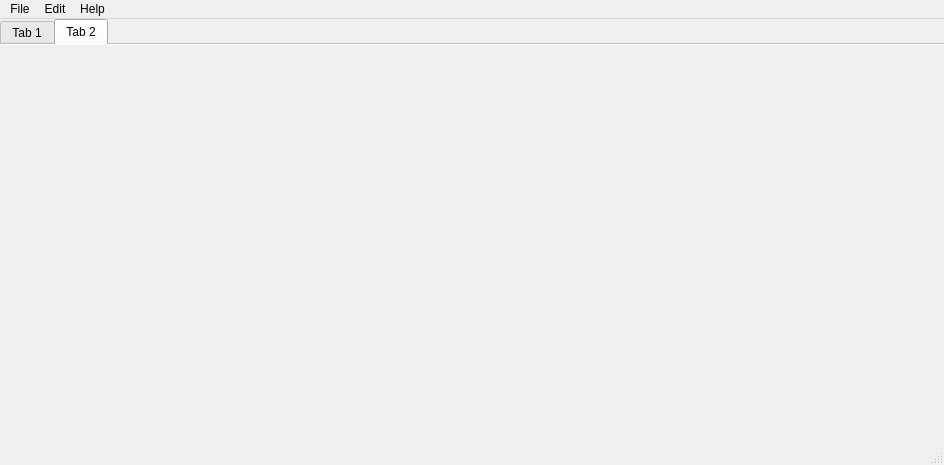
caffedrine/CryptoPocketKnife, file ui/MainWindow.ui: the form before one commit.
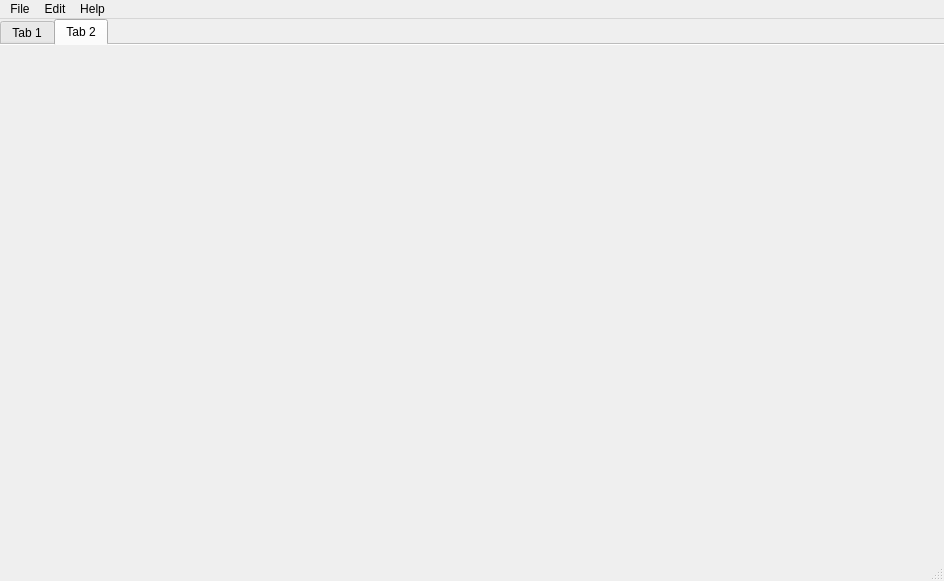
The form after the commit. Icons and pictures are not drawn. Custom widgets are drawn as their Qt base class.

```diff
--- a/ui/MainWindow.ui
+++ b/ui/MainWindow.ui
@@ -7,7 +7,7 @@
     <x>0</x>
     <y>0</y>
     <width>944</width>
-    <height>465</height>
+    <height>581</height>
    </rect>
   </property>
   <property name="windowTitle">
```
